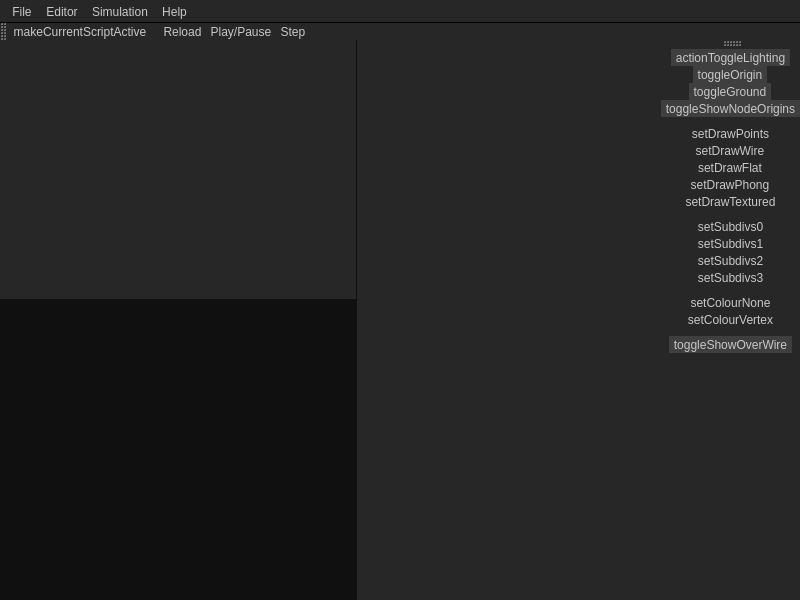
Qt form src/fge/ui/mainwindow.ui (eigenbom/fugu) before a commit.
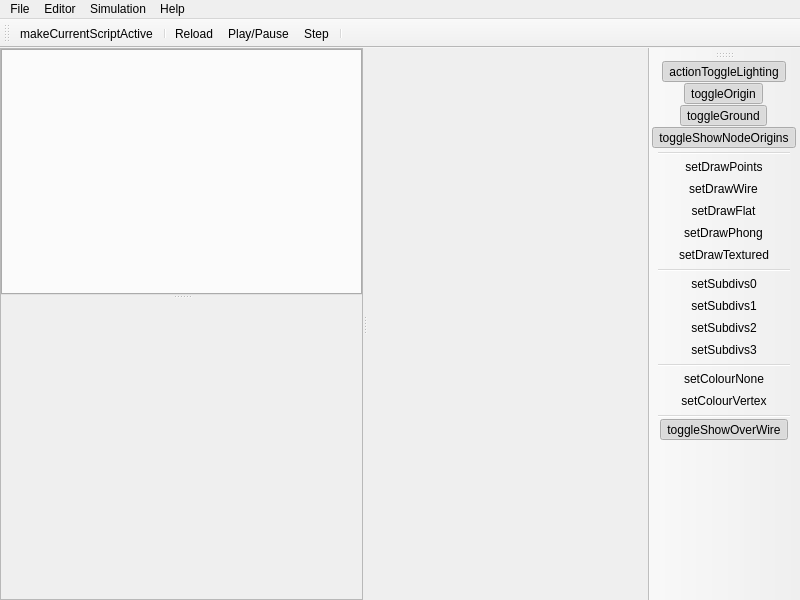
The same form after that commit. Icons and pictures are not drawn. Custom widgets are drawn as their Qt base class.

Diff of the .ui file:
```diff
--- a/src/fge/ui/mainwindow.ui
+++ b/src/fge/ui/mainwindow.ui
@@ -90,7 +90,7 @@
 	background: #101010;
 }
 
-#consolewidget QWidget {
+#consolewidget &gt; QWidget {
 	background: #101010;
 }
 
```
Left out of the diff: 35 changed lines with no effect on the pictures.
